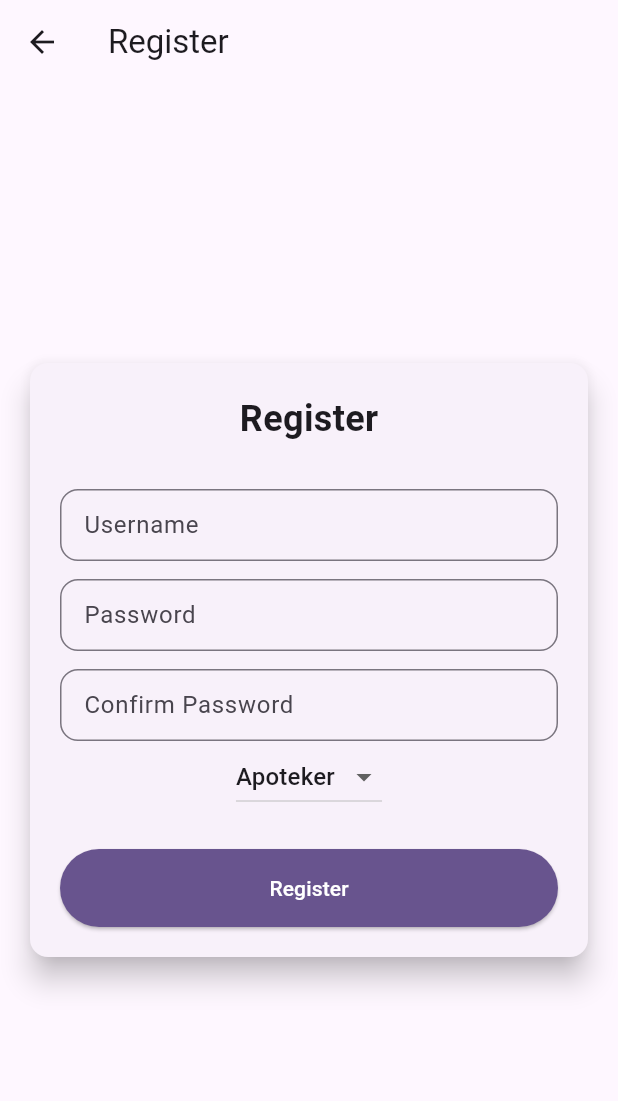
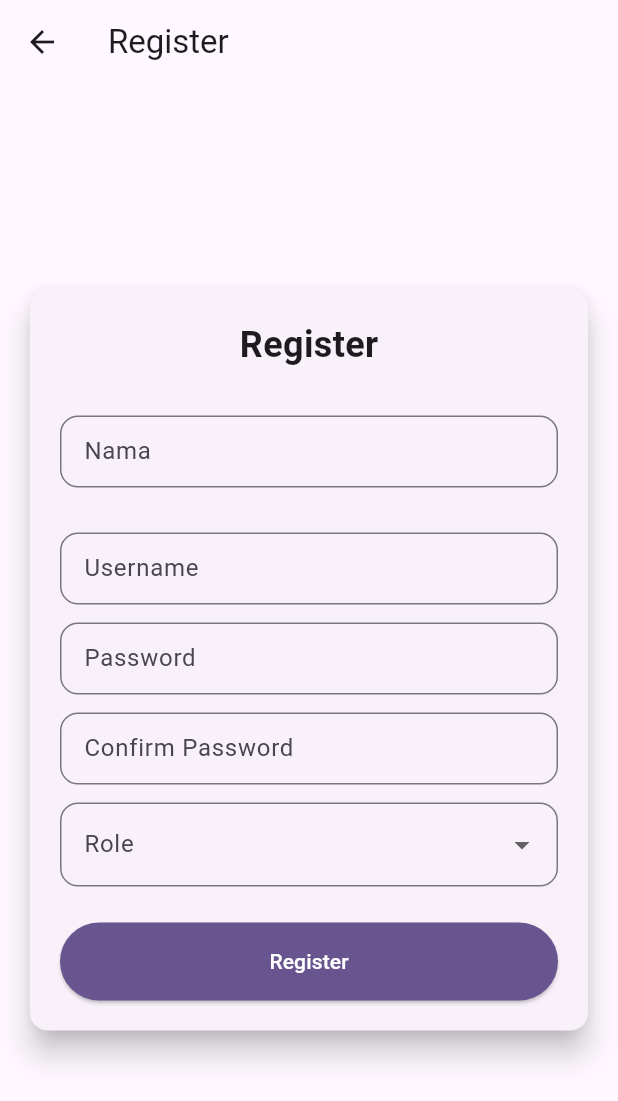
Before and after one commit to PBP24-D10/sobat-mobile, a Flutter app: the screen it shows after launch, after a tap on an icon or button, on a phone screen of 412 x 824 dp. Shown: the top 1101 px of the screen. Run offline on Flutter 3.47's test engine with Material 3 defaults, Android fonts, the phone set to English and light mode, and no system bars; missing offline and left inert: pbp_django_auth.

Commit message:
authentication

```diff
--- a/lib/logins_page.dart
+++ b/lib/authentication/login.dart
@@ -1,6 +1,30 @@
+import 'package:sobat_mobile/homepage.dart';
 import 'package:flutter/material.dart';
-import 'package:sobat_mobile/homepage.dart';
-import 'package:sobat_mobile/register_page.dart';
+import 'package:pbp_django_auth/pbp_django_auth.dart';
+import 'package:provider/provider.dart';
+import 'package:sobat_mobile/authentication/register.dart';
+
+void main() {
+  runApp(const LoginApp());
+}
+
+class LoginApp extends StatelessWidget {
+  const LoginApp({super.key});
+
+  @override
+  Widget build(BuildContext context) {
+    return MaterialApp(
+      title: 'Login',
+      theme: ThemeData(
+        useMaterial3: true,
+        colorScheme: ColorScheme.fromSwatch(
+          primarySwatch: Colors.deepPurple,
+        ).copyWith(secondary: Colors.deepPurple[400]),
+      ),
+      home: const LoginPage(),
+    );
+  }
+}
 
 class LoginPage extends StatefulWidget {
   const LoginPage({super.key});
@@ -10,11 +34,16 @@ class LoginPage extends StatefulWidget {
 }
 
 class _LoginPageState extends State<LoginPage> {
+  final TextEditingController _namaController = TextEditingController();
   final TextEditingController _usernameController = TextEditingController();
   final TextEditingController _passwordController = TextEditingController();
+  final TextEditingController _roleController = TextEditingController();
+
 
   @override
   Widget build(BuildContext context) {
+    final request = context.watch<CookieRequest>();
+
     return Scaffold(
       appBar: AppBar(
         title: const Text('Login'),
@@ -69,35 +98,47 @@ class _LoginPageState extends State<LoginPage> {
                   const SizedBox(height: 24.0),
                   ElevatedButton(
                     onPressed: () async {
-                      // Simulasi proses login
+                      String nama = _namaController.text;
                       String username = _usernameController.text;
                       String password = _passwordController.text;
+                      String role = _roleController.text;
 
-                      if (username == "admin" && password == "password") {
-                        // Simulasi login berhasil
+                      // Cek kredensial
+                      // Untuk menyambungkan Android emulator dengan Django pada localhost,
+                      // gunakan URL http://10.0.2.2/
+                      final response = await request
+                          .login("http://127.0.0.1:8000//login_mobile/", {
+                        'nama': nama,
+                        'username': username,
+                        'password': password,
+                        'role': role,
+                      });
+
+                      if (request.loggedIn) {
+                        String message = response['message'];
+                        String uname = response['username'];
+
                         if (context.mounted) {
                           Navigator.pushReplacement(
                             context,
                             MaterialPageRoute(
-                                builder: (context) => MyHomePage()),
+                                builder: (context) => const MyHomePage()),
                           );
                           ScaffoldMessenger.of(context)
                             ..hideCurrentSnackBar()
                             ..showSnackBar(
-                              const SnackBar(
-                                  content: Text(
-                                      "Login berhasil! Selamat datang, admin.")),
+                              SnackBar(
+                                  content:
+                                      Text("$message Selamat datang, $uname.")),
                             );
                         }
                       } else {
-                        // Simulasi login gagal
                         if (context.mounted) {
                           showDialog(
                             context: context,
                             builder: (context) => AlertDialog(
                               title: const Text('Login Gagal'),
-                              content:
-                                  const Text('Username atau password salah.'),
+                              content: Text(response['message']),
                               actions: [
                                 TextButton(
                                   child: const Text('OK'),
@@ -124,7 +165,8 @@ class _LoginPageState extends State<LoginPage> {
                     onTap: () {
                       Navigator.push(
                         context,
-                        MaterialPageRoute(builder: (context) => RegisterPage()),
+                        MaterialPageRoute(
+                            builder: (context) => const RegisterPage()),
                       );
                     },
                     child: Text(
--- /dev/null
+++ b/lib/authentication/register.dart
@@ -0,0 +1,221 @@
+import 'dart:convert';
+import 'package:flutter/material.dart';
+import 'package:sobat_mobile/authentication/login.dart';
+import 'package:pbp_django_auth/pbp_django_auth.dart';
+import 'package:provider/provider.dart';
+
+class RegisterPage extends StatefulWidget {
+  const RegisterPage({super.key});
+
+  @override
+  State<RegisterPage> createState() => _RegisterPageState();
+}
+
+class _RegisterPageState extends State<RegisterPage> {
+  final _namaController = TextEditingController();
+  final _usernameController = TextEditingController();
+  final _passwordController = TextEditingController();
+  final _confirmPasswordController = TextEditingController();
+  String? _selectedRole;
+
+  @override
+  Widget build(BuildContext context) {
+    final request = context.watch<CookieRequest>();
+    return Scaffold(
+      appBar: AppBar(
+        title: const Text('Register'),
+        leading: IconButton(
+          icon: const Icon(Icons.arrow_back),
+          onPressed: () {
+            Navigator.pop(context);
+          },
+        ),
+      ),
+      body: Center(
+        child: SingleChildScrollView(
+          padding: const EdgeInsets.all(16.0),
+          child: Card(
+            elevation: 8,
+            shape: RoundedRectangleBorder(
+              borderRadius: BorderRadius.circular(12.0),
+            ),
+            child: Padding(
+              padding: const EdgeInsets.all(20.0),
+              child: Column(
+                mainAxisSize: MainAxisSize.min,
+                children: <Widget>[
+                  const Text(
+                    'Register',
+                    style: TextStyle(
+                      fontSize: 24.0,
+                      fontWeight: FontWeight.bold,
+                    ),
+                  ),
+                  const SizedBox(height: 30.0),
+                  TextFormField(
+                    controller: _namaController,
+                    decoration: const InputDecoration(
+                      labelText: 'Nama',
+                      hintText: 'Enter your name',
+                      border: OutlineInputBorder(
+                        borderRadius: BorderRadius.all(Radius.circular(12.0)),
+                      ),
+                      contentPadding:
+                          EdgeInsets.symmetric(horizontal: 12.0, vertical: 8.0),
+                    ),
+                    validator: (value) {
+                      if (value == null || value.isEmpty) {
+                        return 'Please enter your name';
+                      }
+                      return null;
+                    },
+                  ),
+                  const SizedBox(height: 30.0),
+                  TextFormField(
+                    controller: _usernameController,
+                    decoration: const InputDecoration(
+                      labelText: 'Username',
+                      hintText: 'Enter your username',
+                      border: OutlineInputBorder(
+                        borderRadius: BorderRadius.all(Radius.circular(12.0)),
+                      ),
+                      contentPadding:
+                          EdgeInsets.symmetric(horizontal: 12.0, vertical: 8.0),
+                    ),
+                    validator: (value) {
+                      if (value == null || value.isEmpty) {
+                        return 'Please enter your username';
+                      }
+                      return null;
+                    },
+                  ),
+                  const SizedBox(height: 12.0),
+                  TextFormField(
+                    controller: _passwordController,
+                    decoration: const InputDecoration(
+                      labelText: 'Password',
+                      hintText: 'Enter your password',
+                      border: OutlineInputBorder(
+                        borderRadius: BorderRadius.all(Radius.circular(12.0)),
+                      ),
+                      contentPadding:
+                          EdgeInsets.symmetric(horizontal: 12.0, vertical: 8.0),
+                    ),
+                    obscureText: true,
+                    validator: (value) {
+                      if (value == null || value.isEmpty) {
+                        return 'Please enter your password';
+                      }
+                      return null;
+                    },
+                  ),
+                  const SizedBox(height: 12.0),
+                  TextFormField(
+                    controller: _confirmPasswordController,
+                    decoration: const InputDecoration(
+                      labelText: 'Confirm Password',
+                      hintText: 'Confirm your password',
+                      border: OutlineInputBorder(
+                        borderRadius: BorderRadius.all(Radius.circular(12.0)),
+                      ),
+                      contentPadding:
+                          EdgeInsets.symmetric(horizontal: 12.0, vertical: 8.0),
+                    ),
+                    obscureText: true,
+                    validator: (value) {
+                      if (value == null || value.isEmpty) {
+                        return 'Please confirm your password';
+                      }
+                      return null;
+                    },
+                  ),
+                  const SizedBox(height: 12.0),
+                  DropdownButtonFormField<String>(
+                    value: _selectedRole,
+                    decoration: const InputDecoration(
+                      labelText: 'Role',
+                      border: OutlineInputBorder(
+                        borderRadius: BorderRadius.all(Radius.circular(12.0)),
+                      ),
+                    ),
+                    items: const [
+                      DropdownMenuItem(value: 'apoteker', child: Text('Apoteker')),
+                      DropdownMenuItem(value: 'pengguna', child: Text('Pengguna')),
+                    ],
+                    onChanged: (value) {
+                      setState(() {
+                        _selectedRole = value;
+                      });
+                    },
+                    validator: (value) =>
+                        value == null ? 'Please select a role' : null,
+                  ),
+                  const SizedBox(height: 24.0),
+                  ElevatedButton(
+                    onPressed: () async {
+                      String nama = _namaController.text;
+                      String username = _usernameController.text;
+                      String password1 = _passwordController.text;
+                      String password2 = _confirmPasswordController.text;
+                      String? role = _selectedRole;
+
+
+                       if (role == null) {
+                        ScaffoldMessenger.of(context).showSnackBar(
+                          const SnackBar(
+                            content: Text('Please select a role!'),
+                          ),
+                        );
+                        return;
+                      }
+
+                      // Cek kredensial
+                      // Untuk menyambungkan Android emulator dengan Django pada localhost,
+                      // gunakan URL http://10.0.2.2/
+                      final response = await request.postJson(
+                          "http://127.0.0.1:8000//register_mobile/",
+                          jsonEncode({
+                            "nama": nama,
+                            "username": username,
+                            "password1": password1,
+                            "password2": password2,
+                            "role": role,
+                          }));
+                      if (context.mounted) {
+                        if (response['status'] == 'success') {
+                          ScaffoldMessenger.of(context).showSnackBar(
+                            const SnackBar(
+                              content: Text('Successfully registered!'),
+                            ),
+                          );
+                          Navigator.pushReplacement(
+                            context,
+                            MaterialPageRoute(
+                                builder: (context) => const LoginPage()),
+                          );
+                        } else {
+                          ScaffoldMessenger.of(context).showSnackBar(
+                            const SnackBar(
+                              content: Text('Failed to register!'),
+                            ),
+                          );
+                        }
+                      }
+                    },
+                    style: ElevatedButton.styleFrom(
+                      foregroundColor: Colors.white,
+                      minimumSize: const Size(double.infinity, 50),
+                      backgroundColor: Theme.of(context).colorScheme.primary,
+                      padding: const EdgeInsets.symmetric(vertical: 16.0),
+                    ),
+                    child: const Text('Register'),
+                  ),
+                ],
+              ),
+            ),
+          ),
+        ),
+      ),
+    );
+  }
+}
--- a/lib/main.dart
+++ b/lib/main.dart
@@ -1,9 +1,7 @@
 import 'package:flutter/material.dart';
 import 'package:sobat_mobile/daftar_favorite/screens/daftar_favorite.dart';
 import 'package:sobat_mobile/homepage.dart';
-import 'package:sobat_mobile/login_page.dart';
-import 'package:sobat_mobile/logins_page.dart';
-import 'package:sobat_mobile/register_page.dart';
+import 'package:sobat_mobile/authentication/login.dart';
 import 'package:sobat_mobile/review/screens/review_page.dart';
 import 'package:pbp_django_auth/pbp_django_auth.dart';
 import 'package:provider/provider.dart';
@@ -23,7 +21,7 @@ class MyApp extends StatelessWidget {
         return request;
       },
       child: MaterialApp(
-        title: 'Flutter Demo',
+        title: 'Sobat',
         theme: ThemeData(
           colorScheme: ColorScheme.fromSeed(seedColor: Colors.deepPurple),
           useMaterial3: true,
--- a/lib/register_page.dart
+++ /dev/null
@@ -1,136 +0,0 @@
-import 'package:flutter/material.dart';
-
-class RegisterPage extends StatefulWidget {
-  const RegisterPage({super.key});
-
-  @override
-  State<RegisterPage> createState() => _RegisterPageState();
-}
-
-class _RegisterPageState extends State<RegisterPage> {
-  String dropdownValue = "Apoteker";
-  final _usernameController = TextEditingController();
-  final _passwordController = TextEditingController();
-  final _confirmPasswordController = TextEditingController();
-
-  @override
-  Widget build(BuildContext context) {
-    return Scaffold(
-      appBar: AppBar(
-        title: const Text('Register'),
-        leading: IconButton(
-          icon: const Icon(Icons.arrow_back),
-          onPressed: () {
-            Navigator.pop(context);
-          },
-        ),
-      ),
-      body: Center(
-        child: SingleChildScrollView(
-          padding: const EdgeInsets.all(16.0),
-          child: Card(
-            elevation: 8,
-            shape: RoundedRectangleBorder(
-              borderRadius: BorderRadius.circular(12.0),
-            ),
-            child: Padding(
-              padding: const EdgeInsets.all(20.0),
-              child: Column(
-                mainAxisSize: MainAxisSize.min,
-                children: <Widget>[
-                  const Text(
-                    'Register',
-                    style: TextStyle(
-                      fontSize: 24.0,
-                      fontWeight: FontWeight.bold,
-                    ),
-                  ),
-                  const SizedBox(height: 30.0),
-                  TextFormField(
-                    controller: _usernameController,
-                    decoration: const InputDecoration(
-                      labelText: 'Username',
-                      hintText: 'Enter your username',
-                      border: OutlineInputBorder(
-                        borderRadius: BorderRadius.all(Radius.circular(12.0)),
-                      ),
-                      contentPadding:
-                          EdgeInsets.symmetric(horizontal: 12.0, vertical: 8.0),
-                    ),
-                  ),
-                  const SizedBox(height: 12.0),
-                  TextFormField(
-                    controller: _passwordController,
-                    decoration: const InputDecoration(
-                      labelText: 'Password',
-                      hintText: 'Enter your password',
-                      border: OutlineInputBorder(
-                        borderRadius: BorderRadius.all(Radius.circular(12.0)),
-                      ),
-                      contentPadding:
-                          EdgeInsets.symmetric(horizontal: 12.0, vertical: 8.0),
-                    ),
-                    obscureText: true,
-                  ),
-                  const SizedBox(height: 12.0),
-                  TextFormField(
-                    controller: _confirmPasswordController,
-                    decoration: const InputDecoration(
-                      labelText: 'Confirm Password',
-                      hintText: 'Confirm your password',
-                      border: OutlineInputBorder(
-                        borderRadius: BorderRadius.all(Radius.circular(12.0)),
-                      ),
-                      contentPadding:
-                          EdgeInsets.symmetric(horizontal: 12.0, vertical: 8.0),
-                    ),
-                    obscureText: true,
-                  ),
-                  DropdownButton<String>(
-                    value: dropdownValue, // Set nilai awal
-                    items: ["Apoteker", "Pengguna"]
-                        .map<DropdownMenuItem<String>>((String value) {
-                      return DropdownMenuItem<String>(
-                        value: value,
-                        child: Text(value),
-                      );
-                    }).toList(),
-                    onChanged: (String? newValue) {
-                      if (newValue != null) {
-                        setState(() {
-                          dropdownValue =
-                              newValue; // Update nilai dropdown saat berubah
-                        });
-                      }
-                    },
-                  ),
-                  const SizedBox(height: 24.0),
-                  ElevatedButton(
-                    onPressed: () {
-                      ScaffoldMessenger.of(context).showSnackBar(
-                        SnackBar(
-                          content: Text(
-                            "Register button clicked!",
-                            style: TextStyle(color: Colors.white),
-                          ),
-                          backgroundColor: Colors.blue,
-                        ),
-                      );
-                    },
-                    style: ElevatedButton.styleFrom(
-                      foregroundColor: Colors.white,
-                      minimumSize: Size(double.infinity, 50),
-                      backgroundColor: Theme.of(context).colorScheme.primary,
-                      padding: const EdgeInsets.symmetric(vertical: 16.0),
-                    ),
-                    child: const Text('Register'),
-                  ),
-                ],
-              ),
-            ),
-          ),
-        ),
-      ),
-    );
-  }
-}
```
Also changed, not shown: lib/homepage.dart (+37 -3 lines), lib/login_page.dart (deleted, +0 -171 lines).
